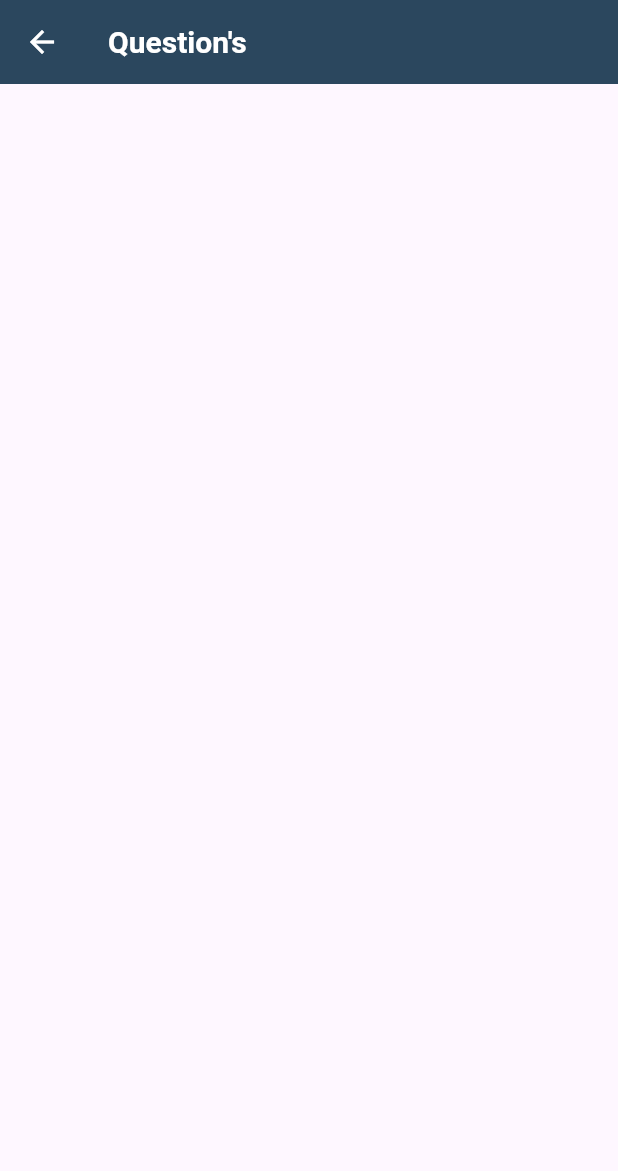
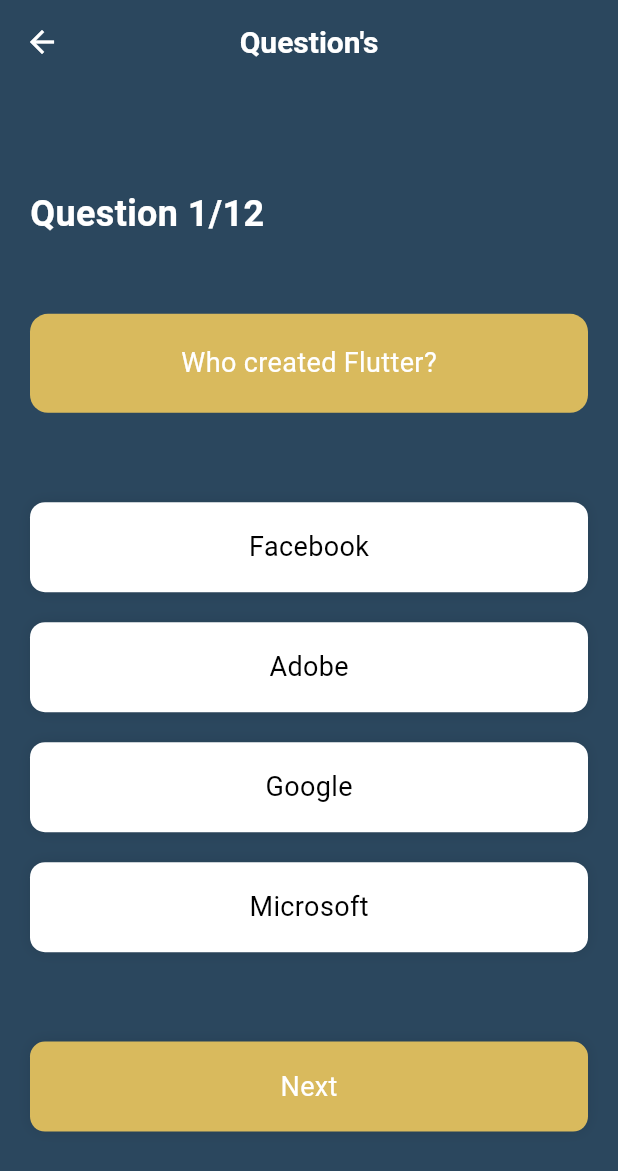
Before and after one commit to AdhamEhabAi/NeuroScan, a Flutter app: the QuestionsView screen opened directly, on a phone screen of 412 x 824 dp. Shown: the top 1171 px of the screen. Run offline on Flutter 3.47's test engine with Material 3 defaults, Android fonts, the phone set to English and light mode, and no system bars; our stand-ins replace bloc, cloud_firestore, dotted_border, firebase_auth, firebase_core, flutter_bloc and 5 more; accounts and stored records are empty.

Commit message:
Autism questions handle done

```diff
--- /dev/null
+++ b/lib/features/Autism/data/models/question_model.dart
@@ -0,0 +1,7 @@
+class Questions
+{
+final String question;
+final List<dynamic> answers;
+
+  const Questions(this.question,this.answers);
+}
--- /dev/null
+++ b/lib/features/Autism/data/questions_data/question_data.dart
@@ -0,0 +1,76 @@
+import 'package:animation/features/Autism/data/models/question_model.dart';
+
+const List<Questions> questions= [
+  Questions('Who created Flutter?',[
+    'Facebook',
+    'Adobe',
+    'Google',
+    'Microsoft'
+  ]),
+  Questions('What is Flutter?',[
+    'Facebook',
+    'Adobe',
+    'Google',
+    'Microsoft'
+  ]),
+  Questions('Which programming language is used by Flutter',[
+    'Facebook',
+    'Adobe',
+    'Google',
+    'Microsoft'
+  ]),
+  Questions('How many types of widgets are there in Flutter?',[
+    '2',
+    '4',
+    '6',
+    '+8'
+  ]),
+  Questions('When building for iOS, Flutter is restricted to an __ compilation strategy',[
+    'AOT (ahead-of-time)',
+    'JIT (Just-in-time)',
+    'Trans-compilation',
+    'Recompilation'
+  ]),
+  Questions('Access to a cloud database through Flutter is available through which service',[
+    'SQLite',
+    ' Firebase Database',
+    'NOSQL',
+    'MYSQL'
+  ]),
+  Questions('When building for iOS, Flutter is restricted to an __ compilation strategy',[
+    'AOT (ahead-of-time)',
+    'JIT (Just-in-time)',
+    'Trans-compilation',
+    'Recompilation'
+  ]),
+  Questions('Access to a cloud database through Flutter is available through which service',[
+    'SQLite',
+    ' Firebase Database',
+    'NOSQL',
+    'MYSQL'
+  ]),
+  Questions('When building for iOS, Flutter is restricted to an __ compilation strategy',[
+    'AOT (ahead-of-time)',
+    'JIT (Just-in-time)',
+    'Trans-compilation',
+    'Recompilation'
+  ]),
+  Questions('Access to a cloud database through Flutter is available through which service',[
+    'SQLite',
+    ' Firebase Database',
+    'NOSQL',
+    'MYSQL'
+  ]),
+  Questions('When building for iOS, Flutter is restricted to an __ compilation strategy',[
+    'AOT (ahead-of-time)',
+    'JIT (Just-in-time)',
+    'Trans-compilation',
+    'Recompilation'
+  ]),
+  Questions('Access to a cloud database through Flutter is available through which service',[
+    'SQLite',
+    ' Firebase Database',
+    'NOSQL',
+    'MYSQL'
+  ]),
+];
--- a/lib/features/Autism/presentation/manager/autism_cubit.dart
+++ b/lib/features/Autism/presentation/manager/autism_cubit.dart
@@ -1,6 +1,9 @@
 import 'package:animation/core/models/patient_info.dart';
+import 'package:animation/features/Autism/data/questions_data/question_data.dart';
+import 'package:animation/features/home/presentation/views/home_view.dart';
 import 'package:bloc/bloc.dart';
 import 'package:cloud_firestore/cloud_firestore.dart';
+import 'package:get/get.dart';
 import 'package:meta/meta.dart';
 
 part 'autism_state.dart';
@@ -8,6 +11,9 @@ part 'autism_state.dart';
 class AutismCubit extends Cubit<AutismState> {
   AutismCubit() : super(AutismInitial());
   PatientInfo? patientInfo;
+  List<dynamic> answers = [];
+  int currentQuestionIndex = 0;
+  dynamic selectedAnswer;
 
   void setPatientInfo({required PatientInfo patient}) {
     try {
@@ -17,10 +23,12 @@ class AutismCubit extends Cubit<AutismState> {
       emit(AutismPatientInfoError(errMassage: e.toString()));
     }
   }
+
   void savePatientDataToCloud({required PatientInfo patientInfo}) async {
     try {
       emit(AutismPatientInfoSaving());
-      CollectionReference patient = FirebaseFirestore.instance.collection('patients');
+      CollectionReference patient =
+          FirebaseFirestore.instance.collection('patients');
       patient.add({
         'age': patientInfo.age.round().toString(),
         'date': patientInfo.date,
@@ -36,4 +44,37 @@ class AutismCubit extends Cubit<AutismState> {
       emit(AutismPatientInfoSavingFailure(errMassage: e.toString()));
     }
   }
+
+  void setSelectedAnswer({required dynamic answer}) {
+    selectedAnswer = answer;
+    emit(AnswerSelected(answer: answer));
+  }
+
+  void nextOnPressed({required answerSelected}) {
+    if (currentQuestionIndex < questions.length-1) {
+      if (answerSelected == null) {
+        emit(NoAnswerSelected());
+      } else {
+        answers.add(answerSelected);
+        selectedAnswer = null;
+        currentQuestionIndex += 1;
+        emit(NextQuestion());
+      }
+    } else {
+      // here i can get the answers
+      if (answerSelected != null) {
+        answers.add(answerSelected);
+        emit(OutOfRange());
+        Get.off(const HomeScreen());
+        for (var answer in answers) {
+          print(answer);
+        }
+        answers = [];
+        currentQuestionIndex = 0;
+        selectedAnswer = null;
+      }else{
+        emit(NoAnswerSelected());
+      }
+    }
+  }
 }
--- a/lib/features/Autism/presentation/manager/autism_state.dart
+++ b/lib/features/Autism/presentation/manager/autism_state.dart
@@ -20,3 +20,12 @@ final class AutismPatientInfoSavingFailure extends AutismState {
   AutismPatientInfoSavingFailure({required this.errMassage});
 
 }
+final class AnswerSelected extends AutismState{
+  final dynamic answer;
+
+  AnswerSelected({required this.answer});
+}
+final class NoAnswerSelected extends AutismState{}
+
+final class NextQuestion extends AutismState{}
+final class OutOfRange extends AutismState{}
--- a/lib/features/Autism/presentation/views/autism_patient_info_view.dart
+++ b/lib/features/Autism/presentation/views/autism_patient_info_view.dart
@@ -151,7 +151,7 @@ class _AutismPatientInfoViewState extends State<AutismPatientInfoView> {
                                 isMale: isMale,
                               ),
                             );
-                            trans.Get.to( const QuestionsView(),transition: trans.Transition.rightToLeft);
+                            trans.Get.to(QuestionsView(),transition: trans.Transition.rightToLeft);
                           }
                         }
                     ),
--- a/lib/features/Autism/presentation/views/questions_view.dart
+++ b/lib/features/Autism/presentation/views/questions_view.dart
@@ -1,5 +1,11 @@
 import 'package:animation/core/utils/constants.dart';
+import 'package:animation/core/widgets/custom_button.dart';
+import 'package:animation/core/widgets/show_snack_bar.dart';
+import 'package:animation/features/Autism/data/questions_data/question_data.dart';
+import 'package:animation/features/Autism/presentation/manager/autism_cubit.dart';
+import 'package:animation/features/Autism/presentation/views/widgets/question_widget.dart';
 import 'package:flutter/material.dart';
+import 'package:flutter_bloc/flutter_bloc.dart';
 import 'package:get/get.dart' as trans;
 
 class QuestionsView extends StatelessWidget {
@@ -7,19 +13,109 @@ class QuestionsView extends StatelessWidget {
 
   @override
   Widget build(BuildContext context) {
+    return BlocBuilder<AutismCubit, AutismState>(
+      builder: (context, state) {
         return Scaffold(
+          backgroundColor: kPrimaryColor,
           appBar: AppBar(
+            centerTitle: true,
             elevation: 0.0,
             backgroundColor: kPrimaryColor,
             title: const Text(
               'Question\'s',
-          style: TextStyle(fontWeight: FontWeight.bold, fontSize: 20,color: Colors.white),
+              style: TextStyle(
+                  fontWeight: FontWeight.bold,
+                  fontSize: 20,
+                  color: Colors.white),
             ),
-        leading: IconButton(onPressed: ()
-        {
+            leading: IconButton(
+                onPressed: () {
                   trans.Get.back();
-        },icon: const Icon(Icons.arrow_back,color: Colors.white,)),
+                },
+                icon: const Icon(
+                  Icons.arrow_back,
+                  color: Colors.white,
+                )),
           ),
+          body: Padding(
+            padding: const EdgeInsets.symmetric(horizontal: 20.0, vertical: 20),
+            child: Column(
+              mainAxisAlignment: MainAxisAlignment.spaceEvenly,
+              crossAxisAlignment: CrossAxisAlignment.start,
+              children: [
+                Text(
+                  'Question ${BlocProvider.of<AutismCubit>(context).currentQuestionIndex + 1}/${questions.length}',
+                  style: const TextStyle(
+                      fontWeight: FontWeight.bold,
+                      color: Colors.white,
+                      fontSize: 24),
+                ),
+                QuestionWidget(
+                    currentQuestionIndex: BlocProvider.of<AutismCubit>(context)
+                        .currentQuestionIndex),
+                ListView.builder(
+                  physics: const NeverScrollableScrollPhysics(),
+                  shrinkWrap: true,
+                  itemCount: questions[BlocProvider.of<AutismCubit>(context)
+                          .currentQuestionIndex]
+                      .answers
+                      .length,
+                  itemBuilder: (context, index) {
+                    return Padding(
+                      padding: const EdgeInsets.symmetric(vertical: 10.0),
+                      child: CustomButton(
+                        ontap: () {
+                          BlocProvider.of<AutismCubit>(context)
+                              .setSelectedAnswer(
+                                  answer: questions[
+                                          BlocProvider.of<AutismCubit>(context)
+                                              .currentQuestionIndex]
+                                      .answers[index]);
+                        },
+                        text: questions[BlocProvider.of<AutismCubit>(context)
+                                .currentQuestionIndex]
+                            .answers[index],
+                        backGroundColor: BlocProvider.of<AutismCubit>(context)
+                                    .selectedAnswer ==
+                                questions[BlocProvider.of<AutismCubit>(context)
+                                        .currentQuestionIndex]
+                                    .answers[index]
+                            ? kSecondryColor
+                            : Colors.white,
+                        textColor: BlocProvider.of<AutismCubit>(context)
+                                    .selectedAnswer ==
+                                questions[BlocProvider.of<AutismCubit>(context)
+                                    .currentQuestionIndex].answers[index]
+                            ? Colors.white
+                            : Colors.black,
+                      ),
+                    );
+                  },
+                ),
+                CustomButton(
+                  ontap: () {
+                    // Check if the state is NoAnswerSelected
+                    if (state is NoAnswerSelected) {
+                      ScaffoldMessenger.of(context).showSnackBar(const SnackBar(content: Center(child: Text('No answer is selected'))));
+
+                    }else {
+                      // If an answer is selected, proceed to the next question
+                      dynamic answerSelected =
+                          BlocProvider.of<AutismCubit>(context).selectedAnswer;
+                      // Proceed with the next action
+                      BlocProvider.of<AutismCubit>(context)
+                          .nextOnPressed(answerSelected: answerSelected);
+                    }
+                  },
+                  text: 'Next',
+                  backGroundColor: kSecondryColor,
+                )
+
+              ],
+            ),
+          ),
+        );
+      },
     );
   }
 }
--- /dev/null
+++ b/lib/features/Autism/presentation/views/widgets/question_widget.dart
@@ -0,0 +1,26 @@
+import 'package:animation/core/utils/constants.dart';
+import 'package:animation/features/Autism/data/questions_data/question_data.dart';
+import 'package:flutter/material.dart';
+
+class QuestionWidget extends StatelessWidget {
+  const QuestionWidget({super.key, required this.currentQuestionIndex});
+  final int currentQuestionIndex;
+  @override
+  Widget build(BuildContext context) {
+    return Container(
+      width: MediaQuery.of(context).size.width,
+      decoration: BoxDecoration(
+        color: kSecondryColor,
+        borderRadius: BorderRadius.circular(12),
+      ),
+      child: Center(child: Padding(
+        padding: const EdgeInsets.all(20.0),
+        child: Text(questions[currentQuestionIndex].question,
+          style: const TextStyle(
+              color: Colors.white,
+              fontSize: 18
+          ),),
+      )),
+    );
+  }
+}
```
Lines whose indentation alone changed are shown as unchanged.
